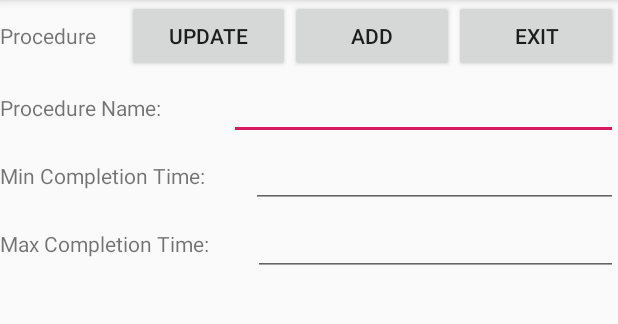
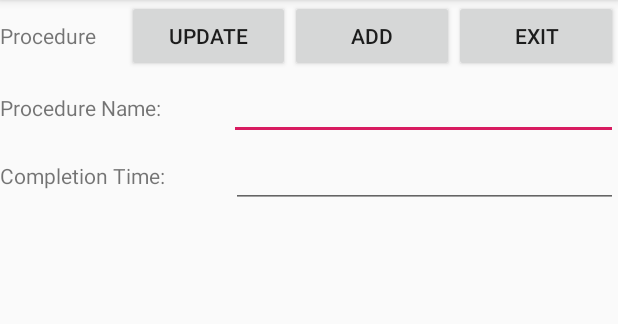
Before and after one commit to jschinto/olympus-simulation, an Android app: the ProcedureActivity screen opened directly, with no data from a screen before it, on a phone screen of 412 x 824 dp, the part 84-408 px from its top. Run offline under Robolectric (Android 15) with nearby library versions, the light colour scheme and no system bars.

Commit message:
changed procedure min and max time to one expected time

```diff
--- a/Simulation/app/src/main/java/com/olympus/simulation/Client.java
+++ b/Simulation/app/src/main/java/com/olympus/simulation/Client.java
@@ -78,9 +78,7 @@ public class Client implements Comparable<Client>, Serializable {
     //set appropriate state and time left to client
     public void beginProcedure(int i) {
         //check procedure constraints
-        int minTime = procedures.get(i).getMinTime();
-        int maxTime = procedures.get(i).getMaxTime();
-        timeLeft = (int) (minTime + Math.random()*(maxTime-minTime));
+        timeLeft = procedures.get(i).getTime();
         setState(State.STATE_OPERATION);
     }
 
--- a/Simulation/app/src/main/java/com/olympus/simulation/SimulationActivity.java
+++ b/Simulation/app/src/main/java/com/olympus/simulation/SimulationActivity.java
@@ -175,7 +175,7 @@ public class SimulationActivity extends AppCompatActivity implements View.OnClic
 
         else if (id == R.id.addProcedureType) {
             Intent procedureIntent = new Intent(getApplicationContext(), ProcedureActivity.class);
-            Procedure procedure = new Procedure("", 0, 0);
+            Procedure procedure = new Procedure("",  0);
             procedureIntent.putExtra("procedure", procedure);
             startActivityForResult(procedureIntent, procedure_Request);
         } else if (id == R.id.addClient) {
@@ -363,7 +363,7 @@ public class SimulationActivity extends AppCompatActivity implements View.OnClic
                 Procedure procedure = (Procedure) data.getSerializableExtra("procedure");
 
                 //deleting a procedure
-                if (procedure.getMinTime() <= 0 || procedure.getMaxTime() <= 0 || procedure.getMinTime() > procedure.getMaxTime()) {
+                if (procedure.getTime() <= 0) {
                     simulation_manager.deleteProcedure(procedure.getName());
 
                     //editing a procedure
--- a/Simulation/app/src/main/res/layout/activity_procedure.xml
+++ b/Simulation/app/src/main/res/layout/activity_procedure.xml
@@ -75,7 +75,7 @@
             android:layout_width="wrap_content"
             android:layout_height="wrap_content"
             android:layout_weight="1"
-            android:text="@string/minTime" />
+            android:text="@string/procedureTime" />
 
         <EditText
             android:id="@+id/procedureEdit2"
@@ -86,25 +86,4 @@
             android:inputType="number" />
 
     </LinearLayout>
-
-    <LinearLayout
-        android:layout_width="match_parent"
-        android:layout_height="wrap_content"
-        android:orientation="horizontal">
-
-        <TextView
-            android:id="@+id/procedureText3"
-            android:layout_width="wrap_content"
-            android:layout_height="wrap_content"
-            android:layout_weight="1"
-            android:text="@string/maxTime" />
-
-        <EditText
-            android:id="@+id/procedureEdit3"
-            android:layout_width="wrap_content"
-            android:layout_height="wrap_content"
-            android:layout_weight="1"
-            android:ems="10"
-            android:inputType="number" />
-    </LinearLayout>
 </LinearLayout>
--- a/Simulation/app/src/main/res/values/strings.xml
+++ b/Simulation/app/src/main/res/values/strings.xml
@@ -18,8 +18,7 @@
     <string name="AmountToAdd">Amount To Add:</string>
     <string name="textProcedureTitle">Procedure</string>
     <string name="procedureName">Procedure Name:</string>
-    <string name="minTime">Min Completion Time:</string>
-    <string name="maxTime">Max Completion Time:</string>
+    <string name="procedureTime">Completion Time:</string>
     <string name="textProcedures">Procedures:</string>
     <string name="textProceduresAdd">Procedures To Add:</string>
     <string name="textProcedureTypes">Procedure Types</string>
```
Also changed, not shown: Simulation/app/src/main/java/com/olympus/simulation/Procedure.java (+7 -17 lines), Simulation/app/src/main/java/com/olympus/simulation/ProcedureActivity.java (+16 -36 lines).
